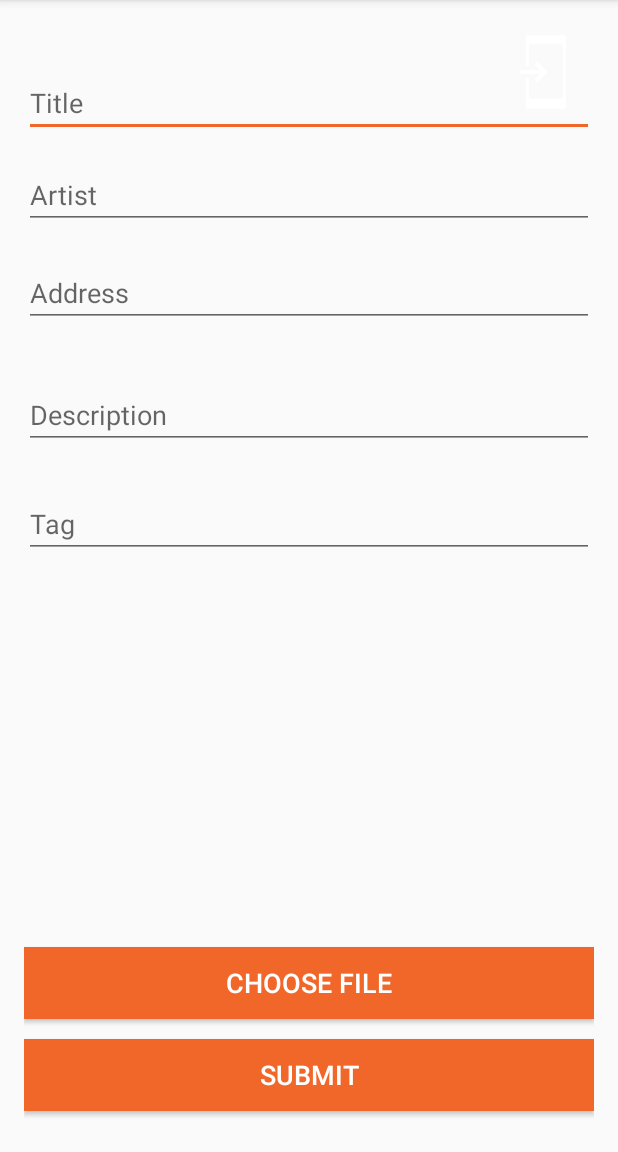
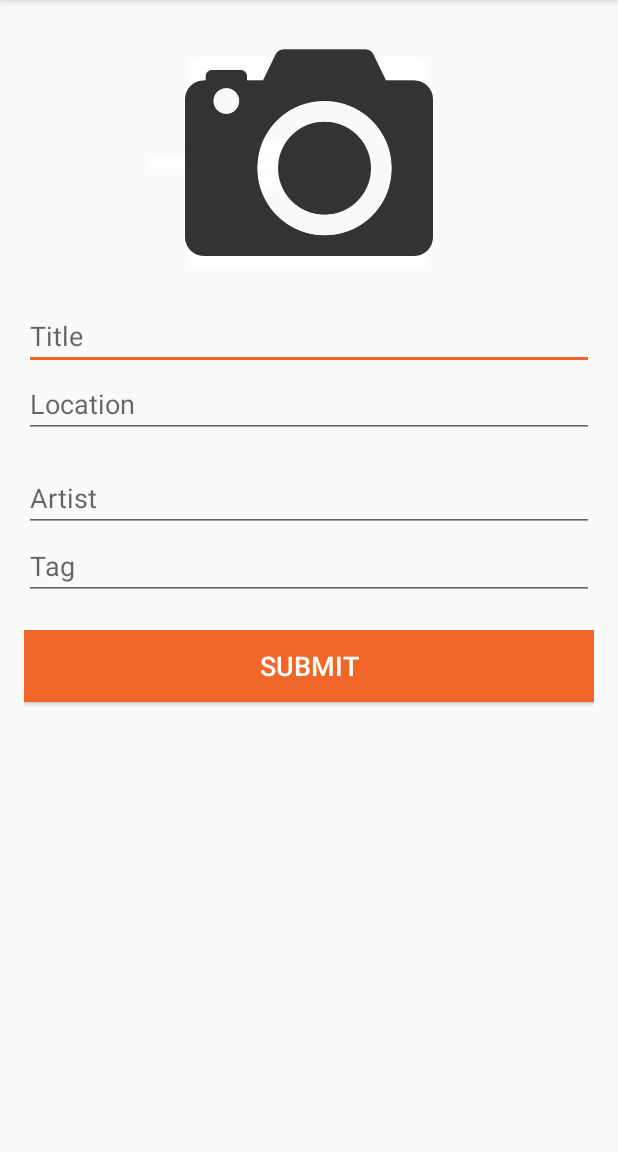
Before and after one commit to quintonbjohnson/atlanta-street-art-project, an Android app: the SubmitActivity screen opened directly, with no data from a screen before it, on a phone screen of 412 x 824 dp, the part 84-1236 px from its top. Run offline under Robolectric (Android 15) with nearby library versions, the light colour scheme and no system bars; our stand-ins replace Firebase (no records; nobody signed in at launch, a user with empty details on screens opened directly).

Commit message:
Image and text submission to the database synced. UI updated

```diff
--- a/app/src/main/java/comquintonj/github/atlantastreetartproject/controller/ArtInformation.java
+++ b/app/src/main/java/comquintonj/github/atlantastreetartproject/controller/ArtInformation.java
@@ -6,22 +6,20 @@ package comquintonj.github.atlantastreetartproject.controller;
 
 public class ArtInformation {
 
-//will set these private and getters and setters in the future
+//might set these to private and make getters and setters in the future as needed
         public String title;
         public String address;
         public String artist;
-        public String description;
         public String tag;
 
         public ArtInformation(){
 
         }
 
-        public ArtInformation(String title, String address, String artist, String description, String tag) {
+        public ArtInformation(String title, String address, String artist, String tag) {
             this.title = title;
             this.address = address;
             this.artist = artist;
-            this.description = description;
             this.tag = tag;
         }
 
--- a/app/src/main/java/comquintonj/github/atlantastreetartproject/controller/SubmitActivity.java
+++ b/app/src/main/java/comquintonj/github/atlantastreetartproject/controller/SubmitActivity.java
@@ -9,7 +9,7 @@ import android.os.Bundle;
 import android.view.View;
 import android.widget.Button;
 import android.widget.EditText;
-import android.widget.ImageView;
+import android.widget.ImageButton;
 import android.widget.Toast;
 import android.content.Intent;
 
@@ -17,8 +17,7 @@ import android.content.Intent;
 import com.google.android.gms.tasks.OnSuccessListener;
 import com.google.firebase.database.DatabaseReference;
 import com.google.firebase.database.FirebaseDatabase;
-import com.google.firebase.auth.FirebaseAuth;
-import com.google.firebase.auth.FirebaseUser;
+//import com.google.firebase.auth.FirebaseAuth;
 import com.google.firebase.storage.FirebaseStorage;
 import com.google.firebase.storage.OnProgressListener;
 import com.google.firebase.storage.StorageReference;
@@ -31,17 +30,15 @@ import comquintonj.github.atlantastreetartproject.R;
 public class SubmitActivity extends AppCompatActivity {
 
     private DatabaseReference databaseReference;
-    private EditText titleText, addressText, descriptionText, tagText, artistText;
-    private Button submitButton, buttonChoose;
-    private FirebaseAuth firebaseAuth;
+    private EditText titleText, addressText, tagText, artistText;
+    private Button submitButton;
+    private ImageButton buttonChoose;
+    //private FirebaseAuth firebaseAuth; might use this later
 
     //a constant to track the file chooser intent
     private static final int PICK_IMAGE_REQUEST = 234;
 
     StorageReference storageReference;
-
-    //ImageView
-    private ImageView imageView;
 
     //a Uri object to store file path
     private Uri filePath;
@@ -53,14 +50,12 @@ public class SubmitActivity extends AppCompatActivity {
         databaseReference = FirebaseDatabase.getInstance().getReference();
 
         titleText = (EditText) findViewById(R.id.titleText);
-        addressText = (EditText) findViewById(R.id.addressText);
-        descriptionText = (EditText) findViewById(R.id.descriptionText);
+        addressText = (EditText) findViewById(R.id.locationText);
         tagText = (EditText) findViewById(R.id.tagText);
         artistText = (EditText) findViewById(R.id.artistTag);
         submitButton = (Button) findViewById(R.id.submitButton);
-        buttonChoose = (Button) findViewById(R.id.chooseButton);
+        buttonChoose = (ImageButton) findViewById(R.id.chooseButton);
         storageReference = FirebaseStorage.getInstance().getReference();
-        imageView = (ImageView) findViewById(R.id.imageView);
 
         submitButton.setOnClickListener(new View.OnClickListener() {
                                             @Override
@@ -68,6 +63,9 @@ public class SubmitActivity extends AppCompatActivity {
                                                 if(v == submitButton){
                                                     submitArtInformation();
                                                     uploadFile();
+                                                    Intent myIntent = new Intent(SubmitActivity.this,
+                                                            DiscoverActivity.class);
+                                                    startActivity(myIntent);
                                                 }
                                             }
                                         }
@@ -86,25 +84,21 @@ public class SubmitActivity extends AppCompatActivity {
     }
 
     private void submitArtInformation() {
-        //Getting values from database
         String name = titleText.getText().toString().trim();
         String add = addressText.getText().toString().trim();
         String artist = artistText.getText().toString().trim();
         String tag = tagText.getText().toString().trim();
-        String description = descriptionText.getText().toString().trim();
 
-        //creating a userinformation object
-        ArtInformation userInformation = new ArtInformation(name, add, artist, description, tag );
+        ArtInformation userInformation = new ArtInformation(name, add, artist, tag );
 
-        //getting the current logged in user
+        //Current logged in user
         //FirebaseUser user = firebaseAuth.getCurrentUser();
 
         //saving data to firebase database
         databaseReference.child(userInformation.title).setValue(userInformation);
 
-        Toast.makeText(this, "Information Saved...", Toast.LENGTH_LONG).show();
+        Toast.makeText(this, "Art information saved.", Toast.LENGTH_LONG).show();
     }
-    //method to show file chooser
     public void showFileChooser() {
         Intent intent = new Intent();
         intent.setType("image/*");
@@ -120,62 +114,40 @@ public class SubmitActivity extends AppCompatActivity {
             filePath = data.getData();
             try {
                 Bitmap bitmap = MediaStore.Images.Media.getBitmap(getContentResolver(), filePath);
-                imageView.setImageBitmap(bitmap);
-
+                buttonChoose.setImageBitmap(bitmap);
             } catch (IOException e) {
                 e.printStackTrace();
             }
         }
     }
 
-
-    //this method will upload the file ma
     public void uploadFile() {
-        //if there is a file to upload
         if (filePath != null) {
-            //displaying a progress dialog while upload is going on
             final ProgressDialog progressDialog = new ProgressDialog(this);
             progressDialog.setTitle("Uploading");
             progressDialog.show();
 
-            StorageReference riversRef = storageReference.child("images/pic.jpg");//will add "+ titleText.toString());" once I can test
+            StorageReference riversRef = storageReference.child("image/" + titleText.getText().toString().trim());
             riversRef.putFile(filePath)
                     .addOnSuccessListener(new OnSuccessListener<UploadTask.TaskSnapshot>() {
                         @Override
                         public void onSuccess(UploadTask.TaskSnapshot taskSnapshot) {
-                            //if the upload is successfull
-                            //hiding the progress dialog
+                            //Upload successful. Hide dialog
                             progressDialog.dismiss();
-
-                            //and displaying a success toast
-                            Toast.makeText(getApplicationContext(), "File Uploaded ", Toast.LENGTH_LONG).show();
+                            Toast.makeText(getApplicationContext(), "Art information submitted. Thank you. ", Toast.LENGTH_LONG).show();
                         }
                     })
-                    /**.addOnFailureListener(new OnFailureListener() {
-                    @Override
-                    public void onFailure(@NonNull Exception exception) {
-                    //if the upload is not successfull
-                    //hiding the progress dialog
-                    progressDialog.dismiss();
-
-                    //and displaying error message
-                    Toast.makeText(getApplicationContext(), exception.getMessage(), Toast.LENGTH_LONG).show();
-                    }
-                    })*/
                     .addOnProgressListener(new OnProgressListener<UploadTask.TaskSnapshot>() {
                         @Override
                         public void onProgress(UploadTask.TaskSnapshot taskSnapshot) {
-                            //calculating progress percentage
+                            //Progress calculation and display
                             double progress = (100.0 * taskSnapshot.getBytesTransferred()) / taskSnapshot.getTotalByteCount();
-
-                            //displaying percentage in progress dialog
                             progressDialog.setMessage("Uploaded " + ((int) progress) + "%...");
                         }
                     });
         }
-        //if there is not any file
         else {
-            //you can display an error toast
+            Toast.makeText(getApplicationContext(), "File not selected.", Toast.LENGTH_LONG).show();
         }
     }
 }
--- a/app/src/main/res/layout/activity_submit.xml
+++ b/app/src/main/res/layout/activity_submit.xml
@@ -11,64 +11,72 @@
     android:paddingTop="@dimen/activity_vertical_margin"
     tools:context="comquintonj.github.atlantastreetartproject.controller.SubmitActivity">
 
+    <LinearLayout
+        android:orientation="vertical"
+        android:layout_width="match_parent"
+        android:layout_height="match_parent"
+        android:layout_alignParentTop="true"
+        android:layout_alignParentStart="true"
+        android:weightSum="1">
+
+        <ImageButton
+            app:srcCompat="@drawable/camera"
+            android:id="@+id/chooseButton"
+            android:background="@drawable/common_full_open_on_phone"
+            android:layout_width="match_parent"
+            android:layout_height="185dp"
+            android:scaleType="fitCenter"
+            android:adjustViewBounds="true"
+            android:paddingBottom="10dp"
+            android:paddingEnd="10dp"
+            android:paddingLeft="10dp"
+            android:paddingRight="10dp"
+            android:paddingStart="10dp"
+            android:paddingTop="10dp" />
+
         <EditText
-        android:layout_width="wrap_content"
+            android:layout_width="match_parent"
             android:layout_height="wrap_content"
             android:inputType="textPersonName"
             android:ems="10"
             android:id="@+id/titleText"
-        android:layout_marginTop="30dp"
             android:hint="Title"
-        android:layout_alignParentStart="true"
-        android:layout_alignParentEnd="true" />
+            android:layout_above="@+id/tagText"
+            android:layout_alignParentStart="true" />
 
         <EditText
-        android:layout_width="wrap_content"
+            android:layout_width="match_parent"
+            android:layout_height="wrap_content"
+            android:inputType="textMultiLine|textNoSuggestions"
+            android:ems="10"
+            android:id="@+id/locationText"
+            android:hint="Location"
+            android:layout_above="@+id/submitButton"
+            android:layout_alignParentStart="true"
+            android:layout_marginBottom="17dp" />
+
+        <EditText
+            android:layout_width="match_parent"
+            android:layout_height="wrap_content"
+            android:inputType="textMultiLine|textNoSuggestions"
+            android:ems="10"
+            android:id="@+id/artistTag"
+            android:hint="Artist"
+            android:layout_alignBaseline="@+id/titleText"
+            android:layout_alignBottom="@+id/titleText"
+            android:layout_toEndOf="@+id/imageView"
+            android:layout_marginStart="0dp" />
+
+        <EditText
+            android:layout_width="match_parent"
             android:layout_height="wrap_content"
             android:inputType="textMultiLine|textNoSuggestions"
             android:ems="10"
             android:id="@+id/tagText"
             android:hint="Tag"
-        android:layout_marginTop="27dp"
-        android:layout_below="@+id/descriptionText"
-        android:layout_alignParentStart="true"
-        android:layout_alignParentEnd="true" />
-
-    <EditText
-        android:layout_width="wrap_content"
-        android:layout_height="wrap_content"
-        android:inputType="textMultiLine|textNoSuggestions"
-        android:ems="10"
-        android:id="@+id/addressText"
-        android:hint="Address"
-        android:layout_below="@+id/artistTag"
-        android:layout_alignParentStart="true"
-        android:layout_marginTop="20dp"
-        android:layout_alignParentEnd="true" />
-
-    <EditText
-        android:layout_width="wrap_content"
-        android:layout_height="wrap_content"
-        android:inputType="textMultiLine|textNoSuggestions"
-        android:ems="10"
-        android:id="@+id/artistTag"
-        android:hint="Artist"
-        android:layout_below="@+id/titleText"
-        android:layout_alignParentStart="true"
-        android:layout_marginTop="16dp"
-        android:layout_alignParentEnd="true" />
-
-    <EditText
-        android:layout_width="wrap_content"
-        android:layout_height="wrap_content"
-        android:inputType="textMultiLine|textNoSuggestions"
-        android:ems="10"
-        android:id="@+id/descriptionText"
-        android:hint="Description"
-        android:layout_marginTop="36dp"
-        android:layout_below="@+id/addressText"
-        android:layout_alignParentStart="true"
-        android:layout_alignParentEnd="true" />
+            android:layout_marginStart="0dp"
+            android:layout_centerVertical="true"
+            android:layout_alignStart="@+id/imageView" />
 
         <Button
             android:text="@string/submit"
@@ -81,28 +89,9 @@
             android:fontFamily="sans-serif-medium"
             android:layout_alignParentBottom="true"
             android:layout_alignParentStart="true"
-        android:layout_marginBottom="11dp" />
-
-    <Button
-        android:text="@string/chooseFile"
-        android:layout_width="match_parent"
-        android:layout_height="wrap_content"
-        android:id="@+id/chooseButton"
-        android:background="@color/colorAccent"
-        android:textColor="@android:color/background_light"
-        android:textSize="18sp"
-        android:fontFamily="sans-serif-medium"
-        android:layout_above="@+id/submitButton"
-        android:layout_alignParentStart="true"
-        android:layout_marginBottom="13dp" />
-
-    <ImageView
-        android:layout_width="wrap_content"
-        android:layout_height="wrap_content"
-        app:srcCompat="@drawable/common_full_open_on_phone"
-        android:layout_alignParentEnd="true"
-        android:id="@+id/imageView"
-        android:layout_alignParentTop="true" />
+            android:layout_marginBottom="1dp"
+            android:layout_marginTop="20dp"/>
+    </LinearLayout>
 
 
 </RelativeLayout>
```
Also changed, not shown: app/src/main/res/drawable/camera.png (added). Lines whose indentation alone changed are shown as unchanged.
